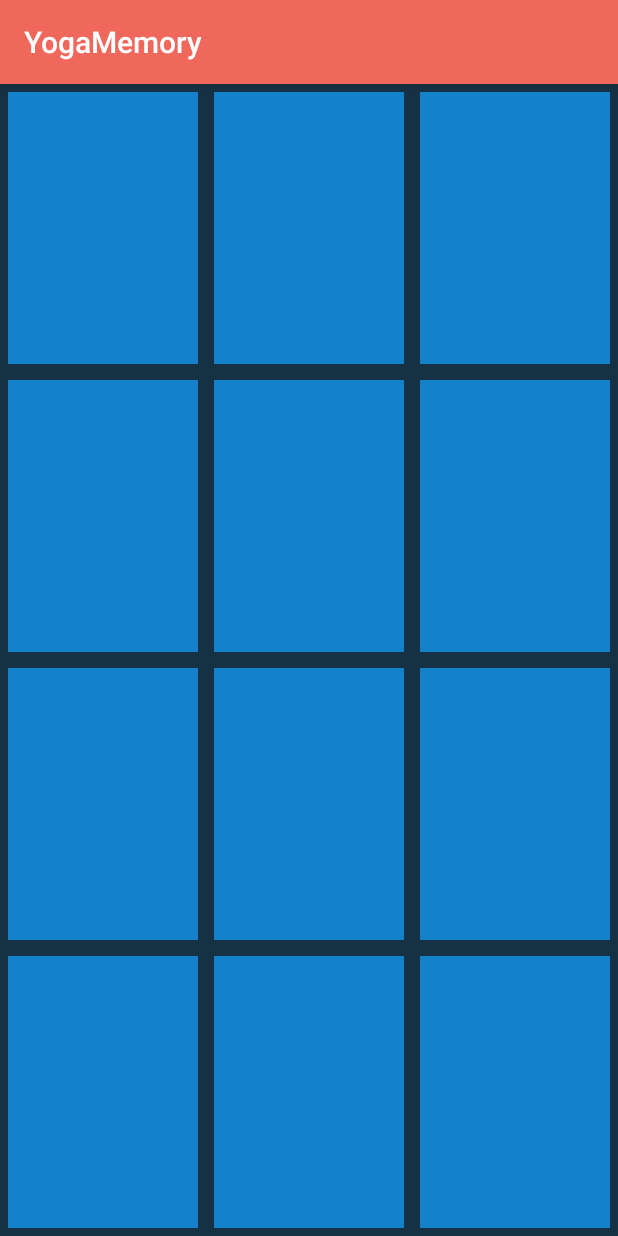
After one commit to StefanSator/zapp-brealth, an Android app: the YogaMemoryTask screen opened directly, with no data from a screen before it, on a phone screen of 412 x 824 dp. The commit adds this screen. Run offline under Robolectric (Android 15) with nearby library versions, the phone set to English and light mode, and no system bars.

Commit message:
YogaMemoryTasks Layout implemented

```diff
--- a/app/src/main/AndroidManifest.xml
+++ b/app/src/main/AndroidManifest.xml
@@ -60,6 +60,8 @@
         <activity android:name=".Logik" android:label="Logik"></activity>
         <activity android:name=".EffortCalculatingMenu" android:label="EffortCalculating"></activity>
         <activity android:name=".EffortCalculatingTask" android:label="EffortCalculating"></activity>
+        <activity android:name=".YogaMemoryMenu" android:label="YogaMemory"></activity>
+        <activity android:name=".YogaMemoryTask" android:label="YogaMemory"></activity>
         <receiver android:name=".AlarmReceiver" android:enabled="true" android:process=":remote" />
 
     </application>
--- a/app/src/main/java/com/example/stefansator/brealth/BrealthUebungen.java
+++ b/app/src/main/java/com/example/stefansator/brealth/BrealthUebungen.java
@@ -15,4 +15,9 @@ public class BrealthUebungen extends AppCompatActivity {
         Intent effortIntent = new Intent(BrealthUebungen.this, EffortCalculatingMenu.class);
         BrealthUebungen.this.startActivity(effortIntent);
     }
+
+    public void gotoYogaMemoryMenu(View view) {
+        Intent yogaIntent = new Intent(BrealthUebungen.this, YogaMemoryMenu.class);
+        BrealthUebungen.this.startActivity(yogaIntent);
+    }
 }
--- /dev/null
+++ b/app/src/main/java/com/example/stefansator/brealth/YogaMemoryTask.java
@@ -0,0 +1,23 @@
+package com.example.stefansator.brealth;
+
+import android.os.Bundle;
+import android.support.v7.app.AppCompatActivity;
+import android.view.View;
+import android.widget.ImageView;
+
+/**
+ * Created by StefanSator on 05.06.18.
+ */
+
+public class YogaMemoryTask extends AppCompatActivity {
+
+    protected void onCreate(Bundle savedInstanceState) {
+        super.onCreate(savedInstanceState);
+        setContentView(R.layout.activity_yogamemorytask);
+    }
+
+    public void revealYogaTask(View view) {
+        ((ImageView) view).setImageResource(R.drawable.yoga_hund);
+        ((ImageView) view).setBackgroundColor(getResources().getColor(R.color.white));
+    }
+}
--- a/app/src/main/res/layout/activity_brealthuebungen.xml
+++ b/app/src/main/res/layout/activity_brealthuebungen.xml
@@ -22,6 +22,7 @@
         android:id="@+id/brealth_uebungen3"
         android:layout_width="match_parent"
         android:layout_height="wrap_content"
+        android:onClick="gotoYogaMemoryMenu"
         android:text="YogaMemory" />
 
     <Button
--- /dev/null
+++ b/app/src/main/res/layout/activity_yogamemorytask.xml
@@ -0,0 +1,180 @@
+<?xml version="1.0" encoding="utf-8"?>
+
+<!-- Created by StefanSator on 05.06.18-->
+
+<LinearLayout xmlns:android="http://schemas.android.com/apk/res/android"
+    android:layout_width="match_parent"
+    android:layout_height="match_parent"
+    android:background="@color/lightblack"
+    android:orientation="vertical"
+    android:weightSum="4">
+
+    <LinearLayout
+        android:layout_width="match_parent"
+        android:layout_height="match_parent"
+        android:orientation="horizontal"
+        android:weightSum="3"
+        android:layout_weight="1">
+
+        <ImageView
+            android:id="@+id/yogamemory_card1"
+            android:layout_width="match_parent"
+            android:layout_height="match_parent"
+            android:background="@color/blue"
+            android:layout_weight="1"
+            android:paddingTop="@dimen/memorycard_paddingTop"
+            android:layout_margin="@dimen/memorycard_margin"
+            android:scaleType="fitXY"
+            android:onClick="revealYogaTask"/>
+
+        <ImageView
+            android:id="@+id/yogamemory_card2"
+            android:layout_width="match_parent"
+            android:layout_height="match_parent"
+            android:background="@color/blue"
+            android:layout_weight="1"
+            android:paddingTop="@dimen/memorycard_paddingTop"
+            android:layout_margin="@dimen/memorycard_margin"
+            android:scaleType="fitXY"
+            android:onClick="revealYogaTask" />
+
+        <ImageView
+            android:id="@+id/yogamemory_card3"
+            android:layout_width="match_parent"
+            android:layout_height="match_parent"
+            android:background="@color/blue"
+            android:layout_weight="1"
+            android:paddingTop="@dimen/memorycard_paddingTop"
+            android:layout_margin="@dimen/memorycard_margin"
+            android:scaleType="fitXY"
+            android:onClick="revealYogaTask"/>
+
+    </LinearLayout>
+
+    <LinearLayout
+        android:layout_width="match_parent"
+        android:layout_height="match_parent"
+        android:orientation="horizontal"
+        android:weightSum="3"
+        android:layout_weight="1">
+
+        <ImageView
+            android:id="@+id/yogamemory_card4"
+            android:layout_width="match_parent"
+            android:layout_height="match_parent"
+            android:background="@color/blue"
+            android:layout_weight="1"
+            android:paddingTop="@dimen/memorycard_paddingTop"
+            android:layout_margin="@dimen/memorycard_margin"
+            android:scaleType="fitXY"
+            android:onClick="revealYogaTask"/>
+
+        <ImageView
+            android:id="@+id/yogamemory_card5"
+            android:layout_width="match_parent"
+            android:layout_height="match_parent"
+            android:background="@color/blue"
+            android:layout_weight="1"
+            android:paddingTop="@dimen/memorycard_paddingTop"
+            android:layout_margin="@dimen/memorycard_margin"
+            android:scaleType="fitXY"
+            android:onClick="revealYogaTask"/>
+
+        <ImageView
+            android:id="@+id/yogamemory_card6"
+            android:layout_width="match_parent"
+            android:layout_height="match_parent"
+            android:background="@color/blue"
+            android:layout_weight="1"
+            android:paddingTop="@dimen/memorycard_paddingTop"
+            android:layout_margin="@dimen/memorycard_margin"
+            android:scaleType="fitXY"
+            android:onClick="revealYogaTask"/>
+
+    </LinearLayout>
+
+    <LinearLayout
+        android:layout_width="match_parent"
+        android:layout_height="match_parent"
+        android:orientation="horizontal"
+        android:weightSum="3"
+        android:layout_weight="1">
+
+        <ImageView
+            android:id="@+id/yogamemory_card7"
+            android:layout_width="match_parent"
+            android:layout_height="match_parent"
+            android:background="@color/blue"
+            android:layout_weight="1"
+            android:paddingTop="@dimen/memorycard_paddingTop"
+            android:layout_margin="@dimen/memorycard_margin"
+            android:scaleType="fitXY"
+            android:onClick="revealYogaTask"/>
+
+        <ImageView
+            android:id="@+id/yogamemory_card8"
+            android:layout_width="match_parent"
+            android:layout_height="match_parent"
+            android:background="@color/blue"
+            android:layout_weight="1"
+            android:paddingTop="@dimen/memorycard_paddingTop"
+            android:layout_margin="@dimen/memorycard_margin"
+            android:scaleType="fitXY"
+            android:onClick="revealYogaTask"/>
+
+        <ImageView
+            android:id="@+id/yogamemory_card9"
+            android:layout_width="match_parent"
+            android:layout_height="match_parent"
+            android:background="@color/blue"
+            android:layout_weight="1"
+            android:paddingTop="@dimen/memorycard_paddingTop"
+            android:layout_margin="@dimen/memorycard_margin"
+            android:scaleType="fitXY"
+            android:onClick="revealYogaTask"/>
+
+    </LinearLayout>
+
+    <LinearLayout
+        android:layout_width="match_parent"
+        android:layout_height="match_parent"
+        android:orientation="horizontal"
+        android:weightSum="3"
+        android:layout_weight="1">
+
+        <ImageView
+            android:id="@+id/yogamemory_card10"
+            android:layout_width="match_parent"
+            android:layout_height="match_parent"
+            android:background="@color/blue"
+            android:layout_weight="1"
+            android:paddingTop="@dimen/memorycard_paddingTop"
+            android:layout_margin="@dimen/memorycard_margin"
+            android:scaleType="fitXY"
+            android:onClick="revealYogaTask"/>
+
+        <ImageView
+            android:id="@+id/yogamemory_card11"
+            android:layout_width="match_parent"
+            android:layout_height="match_parent"
+            android:background="@color/blue"
+            android:layout_weight="1"
+            android:paddingTop="@dimen/memorycard_paddingTop"
+            android:layout_margin="@dimen/memorycard_margin"
+            android:scaleType="fitXY"
+            android:onClick="revealYogaTask"/>
+
+        <ImageView
+            android:id="@+id/yogamemory_card12"
+            android:layout_width="match_parent"
+            android:layout_height="match_parent"
+            android:background="@color/blue"
+            android:layout_weight="1"
+            android:paddingTop="@dimen/memorycard_paddingTop"
+            android:layout_margin="@dimen/memorycard_margin"
+            android:scaleType="fitXY"
+            android:onClick="revealYogaTask"/>
+
+    </LinearLayout>
+
+</LinearLayout>
--- a/app/src/main/res/values/strings.xml
+++ b/app/src/main/res/values/strings.xml
@@ -39,6 +39,7 @@
     <string name="farben_hardmode_button">Hard Mode</string>
     <string name="lesentask_rules">Lesen Sie den Text laut und ordentlich durch. Diese Übungen soll Ihnen helfen, ihre Lesegeschwindigkeit zu verbessern.</string>
     <string name="memorytask_rules">In dieser Übung haben Sie die Möglichkeit Ihre Gedächtnis durch ein einfaches Memory Spiel zu trainieren.</string>
+    <string name="yogamemorytask_rules">In dieser Übung haben Sie die Möglichkeit gleichzeitig Ihr Gedächtnis durch ein Memory-Spiel, sowie Ihren Körper durch Yoga zu trainieren. Wenn Sie ein zusammenpassendes Kartenpaar aufdecken, müssen Sie die Yoga-Übung die darauf abgebildet ist ausführen</string>
     <string name="farbentaskEM_rules">Klicken Sie die Richtig Taste wenn die jeweilige "Farbe" geschrieben ist"</string>
     <string name="farbentaskHM_rules">-Tippen Sie den Text der in der jeweiligen Farbe geschriebenoder ist \n-Tippen sie den Text wenn Farbe
                                       geschrieben ist \n-Klicke nicht vorhanden Taste wenn nicht existend</string>
```
Also changed, not shown: app/src/main/java/com/example/stefansator/brealth/YogaMemoryMenu.java (added, +67 -0 lines), app/src/main/res/layout/activity_yogamemorymenu.xml (added, +45 -0 lines), app/src/main/res/drawable/yoga_hund.jpg (added).
